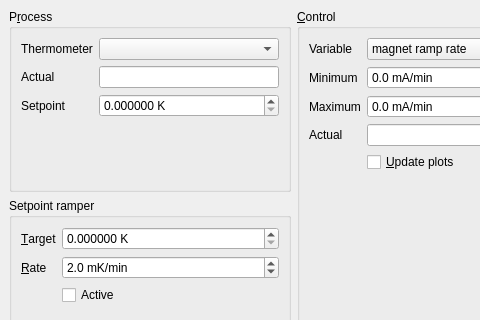
First picture: the form in AdrTemperatureControl2Ui.ui, repository AvirupRoy/research, before the edit; both pictures show x 0 to 480 and y 0 to 320 of the 877 by 615 pixel window.
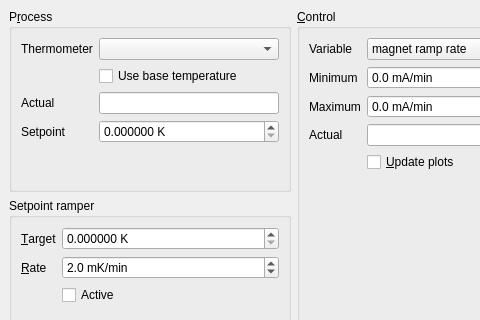
Second picture: the form after the edit. Custom widgets are drawn as their Qt base class.

Commit message: PID temperature control: - add option for controlling on base temperature - improve setpoint resolution (to enable slower ramping)

Patch:
```diff
--- a/AdrTemperatureControl2Ui.ui
+++ b/AdrTemperatureControl2Ui.ui
@@ -29,17 +29,17 @@
             <layout class="QHBoxLayout" name="horizontalLayout">
              <item>
               <layout class="QFormLayout" name="formLayout">
-               <item row="1" column="0">
+               <item row="2" column="0">
                 <widget class="QLabel" name="label_2">
                  <property name="text">
                   <string>Actual</string>
                  </property>
                 </widget>
                </item>
-               <item row="1" column="1">
+               <item row="2" column="1">
                 <widget class="TemperatureIndicator" name="pvIndicator"/>
                </item>
-               <item row="2" column="0">
+               <item row="3" column="0">
                 <widget class="QLabel" name="label">
                  <property name="text">
                   <string>Setpoint</string>
@@ -49,7 +49,7 @@
                  </property>
                 </widget>
                </item>
-               <item row="2" column="1">
+               <item row="3" column="1">
                 <widget class="QDoubleSpinBox" name="setpointSb">
                  <property name="accelerated">
                   <bool>true</bool>
@@ -84,6 +84,13 @@
                <item row="0" column="1">
                 <widget class="QComboBox" name="thermometerCombo"/>
                </item>
+               <item row="1" column="1">
+                <widget class="QCheckBox" name="useBaseTemperatureCb">
+                 <property name="text">
+                  <string>Use base temperature</string>
+                 </property>
+                </widget>
+               </item>
               </layout>
              </item>
             </layout>
```
The commit also changes 2 other files.
